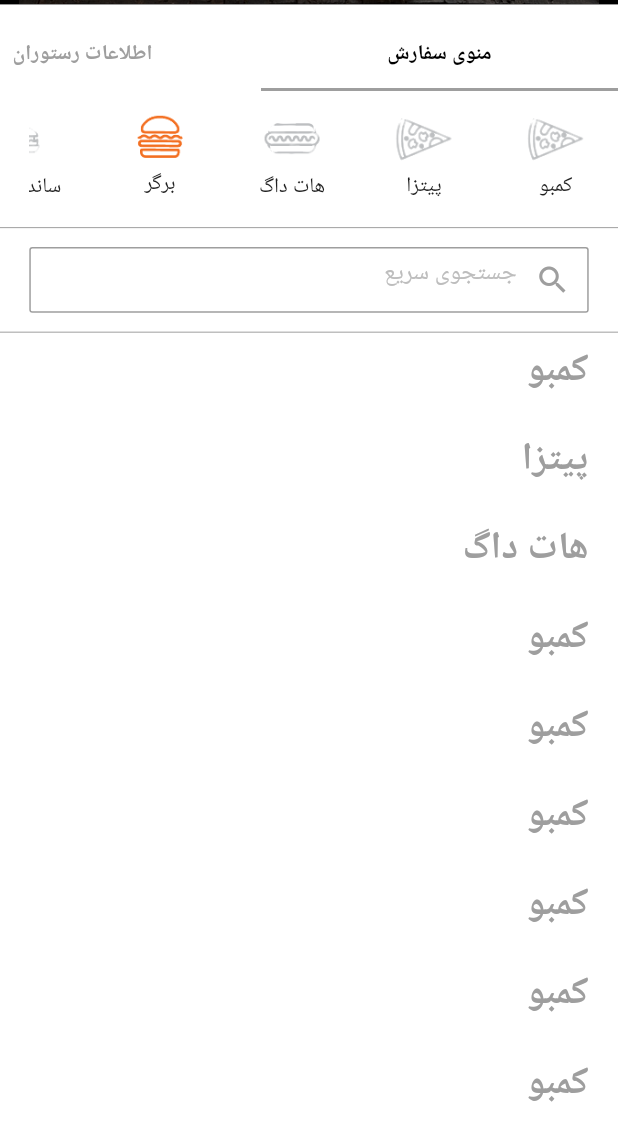
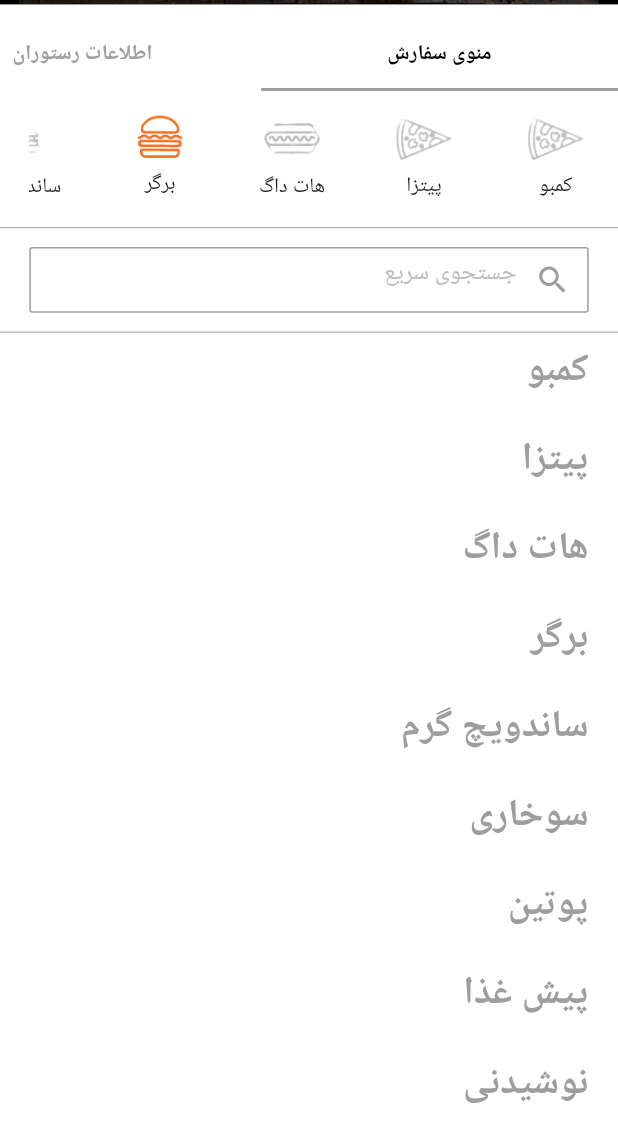
Before and after one commit to AliShakoori89/restaurant_app, a Flutter app: the screen it shows after launch, scrolled down 376 dp, after a tap on "برگر", on a phone screen of 412 x 824 dp. Shown: the top 1142 px of the screen. Run offline on Flutter 3.47's test engine with Material 2 defaults, Android fonts, the phone set to English and light mode, and no system bars; our stand-ins replace cloud_firestore, device_preview, firebase_auth, firebase_core, get, shared_preferences; missing offline and left inert: persian_fonts; accounts and stored records are empty.

Commit message:
edit code

```diff
--- a/lib/main.dart
+++ b/lib/main.dart
@@ -1,4 +1,6 @@
+import 'package:device_preview/device_preview.dart';
 import 'package:firebase_core/firebase_core.dart';
+import 'package:flutter/foundation.dart';
 import 'package:flutter/material.dart';
 import 'package:restaurant_app/controller/auth_controller.dart';
 import 'package:restaurant_app/controller/branch_controller.dart';
@@ -15,7 +17,10 @@ void main() async {
   WidgetsFlutterBinding.ensureInitialized();
   await Firebase.initializeApp();
   await dep.init();
-  runApp(const MyApp());
+  runApp(DevicePreview(
+    enabled: !kReleaseMode,
+    builder: (context) => MyApp(), // Wrap your app
+  ),);
 }
 
 class MyApp extends StatefulWidget {
--- a/lib/pages/home/home_page.dart
+++ b/lib/pages/home/home_page.dart
@@ -20,7 +20,7 @@ class _HomePageState extends State<HomePage> with TickerProviderStateMixin{
   ScrollController scrollBarController = ScrollController();
   final String branch = '';
   final String branchAddress = '';
-  late bool fixedScroll;
+  bool? fixedScroll;
   late ScrollController _scrollController;
 
   @override
@@ -35,7 +35,7 @@ class _HomePageState extends State<HomePage> with TickerProviderStateMixin{
   }
 
   _scrollListener() {
-    if (fixedScroll) {
+    if (fixedScroll!) {
       _scrollController.jumpTo(0);
     }
   }
--- a/lib/pages/home/tab_bar/first_tab/first_tab_bar.dart
+++ b/lib/pages/home/tab_bar/first_tab/first_tab_bar.dart
@@ -125,17 +125,19 @@ class FirstTabBar extends StatelessWidget {
                   fontSize: Dimensions.font20
               )),
           SizedBox(height: Dimensions.height10,),
-          Container(
+      GetBuilder<BranchController>(builder: (branchController) {
+        return Container(
           margin: EdgeInsets.only(
             right: Dimensions.width30,
             left: Dimensions.width30,
           ),
-            child: Text(Get.find<BranchController>().address,
+          child: Text(Get.find<BranchController>().address ?? '',
             textDirection: TextDirection.rtl,
             style: TextStyle(
               fontSize: Dimensions.font20,
             ),),
-          ),
+        );
+      })
         ],
       ),
     );
--- a/lib/pages/home/tab_bar/second_tab/all_food_types/Berger.dart
+++ b/lib/pages/home/tab_bar/second_tab/all_food_types/Berger.dart
@@ -23,7 +23,7 @@ class Berger extends StatelessWidget {
             padding: EdgeInsets.only(
                 right: Dimensions.width20
             ),
-            child: Text("کمبو",
+            child: Text("برگر",
               textAlign: TextAlign.right,
               style: TextStyle(
                   color: Colors.grey,
--- a/lib/pages/home/tab_bar/second_tab/all_food_types/appetizer.dart
+++ b/lib/pages/home/tab_bar/second_tab/all_food_types/appetizer.dart
@@ -24,7 +24,7 @@ class Appetizer extends StatelessWidget {
             padding: EdgeInsets.only(
                 right: Dimensions.width20
             ),
-            child: Text("کمبو",
+            child: Text("پیش غذا",
               textAlign: TextAlign.right,
               style: TextStyle(
                   color: Colors.grey,
--- a/lib/pages/home/tab_bar/second_tab/all_food_types/combo.dart
+++ b/lib/pages/home/tab_bar/second_tab/all_food_types/combo.dart
@@ -85,7 +85,7 @@ class Combo extends StatelessWidget {
                                 ),
                                 child: const Icon(Icons.add, color: Colors.black,),
                               ),
-                              Text(allCombo[index]["price"]+' تومان',
+                              Text((allCombo[index]["price"])+' تومان',
                                 textDirection: TextDirection.rtl,
                                 style: TextStyle(
                                     fontWeight: FontWeight.w600,
--- a/lib/pages/home/tab_bar/second_tab/all_food_types/food_menu.dart
+++ b/lib/pages/home/tab_bar/second_tab/all_food_types/food_menu.dart
@@ -13,17 +13,17 @@ import 'package:restaurant_app/pages/home/tab_bar/second_tab/all_food_types/pota
 import 'package:restaurant_app/pages/home/tab_bar/second_tab/all_food_types/putin.dart';
 
 
-class ComboFoodMenu extends StatefulWidget {
+class FoodMenu extends StatefulWidget {
 
   final ScrollController controller;
 
-  ComboFoodMenu({Key? key, required this.controller}) : super(key: key);
+  FoodMenu({Key? key, required this.controller}) : super(key: key);
 
   @override
-  State<ComboFoodMenu> createState() => _ComboFoodMenuState(controller);
+  State<FoodMenu> createState() => _FoodMenuState(controller);
 }
 
-class _ComboFoodMenuState extends State<ComboFoodMenu> {
+class _FoodMenuState extends State<FoodMenu> {
   List allCombo = [];
   List allPizza = [];
   List allBerger = [];
@@ -36,7 +36,7 @@ class _ComboFoodMenuState extends State<ComboFoodMenu> {
 
   final ScrollController controller;
 
-  _ComboFoodMenuState(this.controller);
+  _FoodMenuState(this.controller);
 
   get _fireStoreInstance => FirebaseFirestore.instance;
 
--- a/lib/pages/home/tab_bar/second_tab/all_food_types/fried_chicken.dart
+++ b/lib/pages/home/tab_bar/second_tab/all_food_types/fried_chicken.dart
@@ -23,7 +23,7 @@ class FriedChicken extends StatelessWidget {
             padding: EdgeInsets.only(
                 right: Dimensions.width20
             ),
-            child: Text("کمبو",
+            child: Text("سوخاری",
               textAlign: TextAlign.right,
               style: TextStyle(
                   color: Colors.grey,
--- a/lib/pages/home/tab_bar/second_tab/all_food_types/hot_sandwich.dart
+++ b/lib/pages/home/tab_bar/second_tab/all_food_types/hot_sandwich.dart
@@ -24,7 +24,7 @@ class HotSandwich extends StatelessWidget {
             padding: EdgeInsets.only(
                 right: Dimensions.width20
             ),
-            child: Text("کمبو",
+            child: Text("ساندویچ گرم",
               textAlign: TextAlign.right,
               style: TextStyle(
                   color: Colors.grey,
--- a/lib/pages/home/tab_bar/second_tab/all_food_types/potable.dart
+++ b/lib/pages/home/tab_bar/second_tab/all_food_types/potable.dart
@@ -24,7 +24,7 @@ class Potable extends StatelessWidget {
             padding: EdgeInsets.only(
                 right: Dimensions.width20
             ),
-            child: Text("کمبو",
+            child: Text("نوشیدنی",
               textAlign: TextAlign.right,
               style: TextStyle(
                   color: Colors.grey,
--- a/lib/pages/home/tab_bar/second_tab/all_food_types/putin.dart
+++ b/lib/pages/home/tab_bar/second_tab/all_food_types/putin.dart
@@ -24,7 +24,7 @@ class Putin extends StatelessWidget {
             padding: EdgeInsets.only(
                 right: Dimensions.width20
             ),
-            child: Text("کمبو",
+            child: Text("پوتین",
               textAlign: TextAlign.right,
               style: TextStyle(
                   color: Colors.grey,
--- a/lib/pages/home/tab_bar/second_tab/secound_tab_bar.dart
+++ b/lib/pages/home/tab_bar/second_tab/secound_tab_bar.dart
@@ -30,7 +30,7 @@ class SecondTabBar extends StatelessWidget {
         const Divider(
           color: Colors.grey,
         ),
-        Expanded(child: ComboFoodMenu(controller: scrollBarController,)),
+        Expanded(child: FoodMenu(controller: scrollBarController,)),
       ],
     );
   }
--- a/lib/repository/icon_selected_repo.dart
+++ b/lib/repository/icon_selected_repo.dart
@@ -10,42 +10,42 @@ class IconSelectedRepo{
     }
     else if(iconName == "پیتزا"){
       nestedController.jumpTo(Dimensions.height45*7.2);
-      controller.jumpTo(Dimensions.height45*46);
+      controller.jumpTo(Dimensions.height45*45);
     }
 
     else if(iconName == "هات داگ"){
       nestedController.jumpTo(Dimensions.height45*7.2);
-      controller.jumpTo(Dimensions.height45*137);
+      controller.jumpTo(Dimensions.height45*136);
     }
 
     else if(iconName == "برگر"){
       nestedController.jumpTo(Dimensions.height45*7.2);
-      controller.jumpTo(Dimensions.height45*166);
+      controller.jumpTo(Dimensions.height45*164);
     }
 
     else if(iconName == "ساندویچ گرم"){
       nestedController.jumpTo(Dimensions.height45*7.2);
-      controller.jumpTo(Dimensions.height45*229);
+      controller.jumpTo(Dimensions.height45*226);
     }
 
     else if(iconName == "سوخاری"){
       nestedController.jumpTo(Dimensions.height45*7.2);
-      controller.jumpTo(Dimensions.height45*248);
+      controller.jumpTo(Dimensions.height45*246);
     }
 
     else if(iconName == "پوتین"){
       nestedController.jumpTo(Dimensions.height45*7.2);
-      controller.jumpTo(Dimensions.height45*286);
+      controller.jumpTo(Dimensions.height45*283);
     }
 
     else if(iconName == "پیش غذا"){
       nestedController.jumpTo(Dimensions.height45*7.2);
-      controller.jumpTo(Dimensions.height45*305.5);
+      controller.jumpTo(Dimensions.height45*302);
     }
 
     else if(iconName == "نوشیدنی"){
       nestedController.jumpTo(Dimensions.height45*7.2);
-      controller.jumpTo(Dimensions.height45*341);
+      controller.jumpTo(Dimensions.height45*338);
     }
   }
 
--- a/pubspec.yaml
+++ b/pubspec.yaml
@@ -44,6 +44,8 @@ dependencies:
   get: ^4.6.5
   persian_fonts: ^1.0.5
   scroll_to_index: ^3.0.1
+  persian: ^1.1.2
+  device_preview: ^1.1.0
 
 dev_dependencies:
   flutter_test:
```
Also changed, not shown: pubspec.lock. Lines whose indentation alone changed are shown as unchanged.
